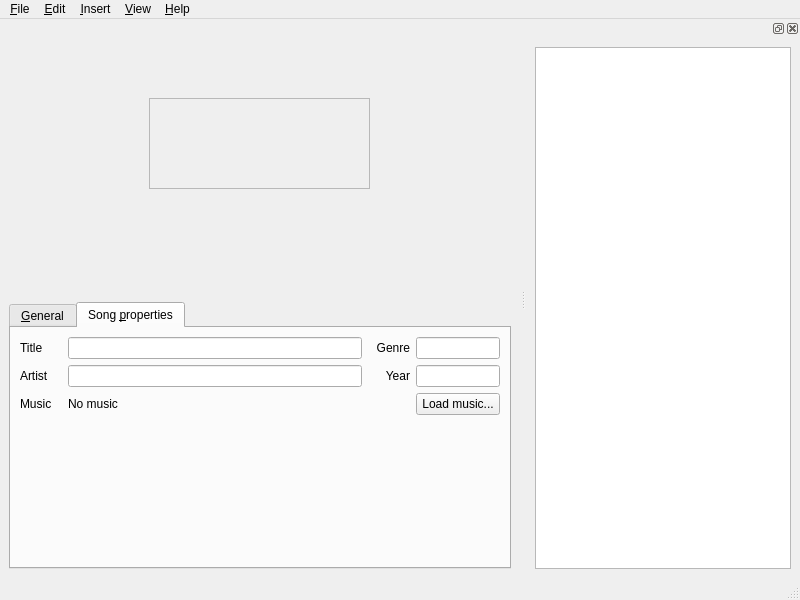
First picture: the form in ui/editor.ui, repository performous/composer, before the edit.
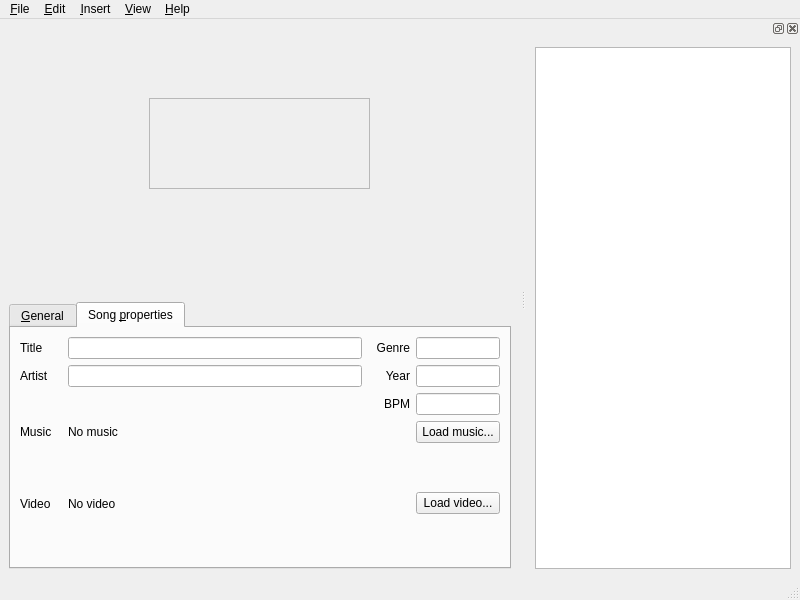
Second picture: the form after the edit. The open tabs and pages were chosen to show the change.

Commit message:
Add song properties video and bpm
The composer got two new field in the tab "Song properties".

An input field for setting bpm.
A button to select a video file.

Both properties are stored in project files.

The edit to the form file:
```diff
--- a/ui/editor.ui
+++ b/ui/editor.ui
@@ -379,14 +379,29 @@
         <item row="1" column="3">
          <widget class="QLineEdit" name="txtYear"/>
         </item>
-        <item row="2" column="0">
+
+        <item row="2" column="2">
+         <widget class="QLabel" name="label_11">
+          <property name="text">
+           <string>BPM</string>
+          </property>
+          <property name="alignment">
+           <set>Qt::AlignRight|Qt::AlignTrailing|Qt::AlignVCenter</set>
+          </property>
+         </widget>
+        </item>
+        <item row="2" column="3">
+         <widget class="QLineEdit" name="txtBPM"/>
+        </item>
+
+		<item row="3" column="0">
          <widget class="QLabel" name="label_7">
           <property name="text">
            <string>Music</string>
           </property>
          </widget>
         </item>
-        <item row="2" column="1">
+        <item row="3" column="1">
          <widget class="QLabel" name="valMusicFile">
           <property name="toolTip">
            <string>Path to the music file</string>
@@ -396,7 +411,46 @@
           </property>
          </widget>
         </item>
-        <item row="3" column="1">
+        <item row="3" column="3">
+         <widget class="QPushButton" name="cmdMusicFile">
+          <property name="toolTip">
+           <string>Change music file...</string>
+          </property>
+          <property name="text">
+           <string>Load music...</string>
+          </property>
+         </widget>
+        </item>
+
+        <item row="4" column="0">
+         <widget class="QLabel" name="label_7">
+          <property name="text">
+           <string>Video</string>
+          </property>
+         </widget>
+        </item>
+        <item row="4" column="1">
+         <widget class="QLabel" name="valVideoFile">
+          <property name="toolTip">
+           <string>Path to the video file</string>
+          </property>
+          <property name="text">
+           <string>No video</string>
+          </property>
+         </widget>
+        </item>
+        <item row="4" column="3">
+         <widget class="QPushButton" name="cmdVideoFile">
+          <property name="toolTip">
+           <string>Change video file...</string>
+          </property>
+          <property name="text">
+           <string>Load video...</string>
+          </property>
+         </widget>
+        </item>
+
+		<item row="4" column="1">
          <spacer name="verticalSpacer_2">
           <property name="orientation">
            <enum>Qt::Vertical</enum>
@@ -409,17 +463,7 @@
           </property>
          </spacer>
         </item>
-        <item row="2" column="3">
-         <widget class="QPushButton" name="cmdMusicFile">
-          <property name="toolTip">
-           <string>Change music file...</string>
-          </property>
-          <property name="text">
-           <string>Load music...</string>
-          </property>
-         </widget>
-        </item>
-       </layout>
+		</layout>
       </widget>
      </widget>
     </item>
```
Left out of the diff: 3 changed lines with no effect on the pictures. The commit also changes 2 other files.
